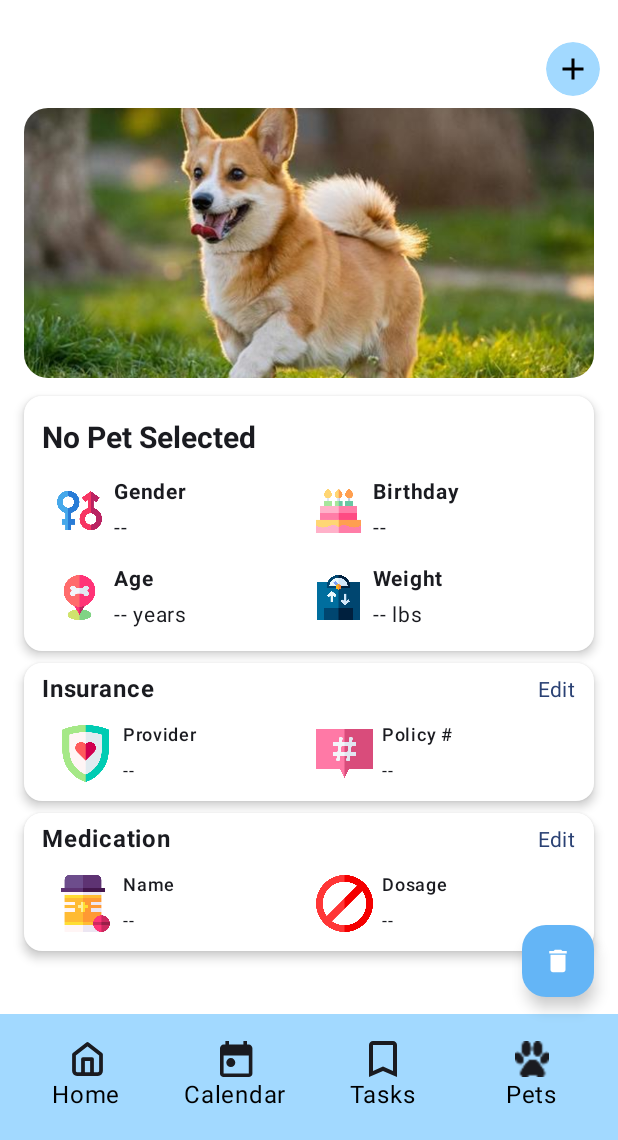
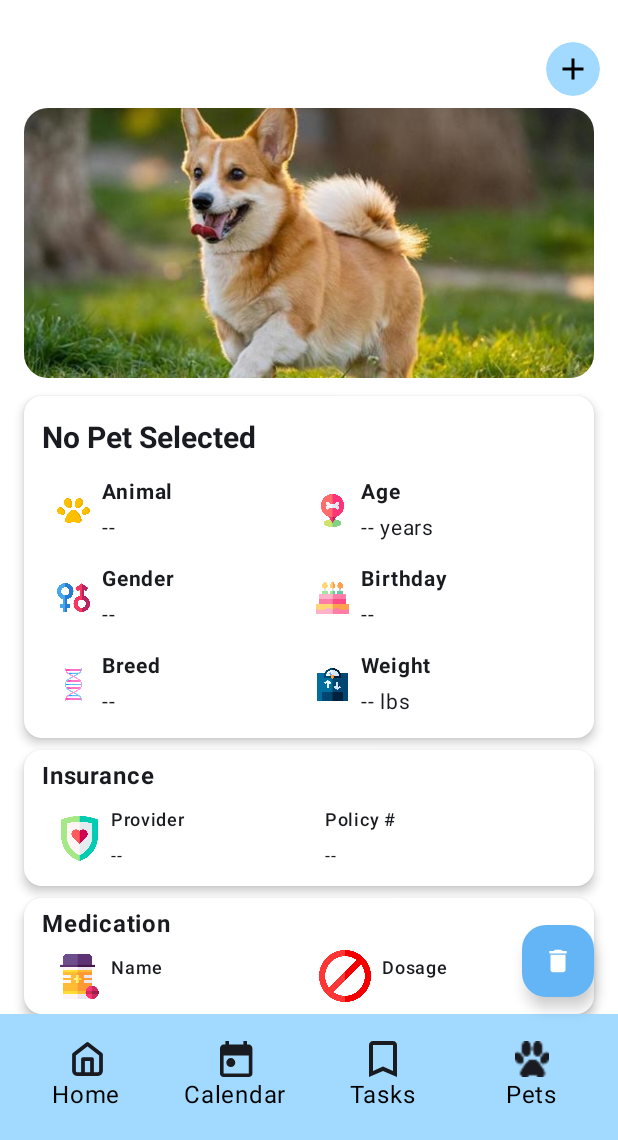
Before and after one commit to soham06/team08-PetPal, an Android app built with Jetpack Compose: the screen it shows after launch (MainActivity), on a phone screen of 412 x 824 dp, the part 96-1236 px from its top. Run offline under Robolectric (Android 15) with nearby library versions, the phone set to English and light mode, and no system bars.

Commit message:
additional pet information fields added

```diff
--- a/client/app/src/main/java/com/cs446/petpal/viewmodels/PetspageViewModel.kt
+++ b/client/app/src/main/java/com/cs446/petpal/viewmodels/PetspageViewModel.kt
@@ -30,7 +30,6 @@ class PetspageViewModel : ViewModel() {
     private val _selectedPet = MutableStateFlow<Pet?>(null)
     val selectedPet: StateFlow<Pet?> = _selectedPet
 
-    // -- Existing fetchPetsFromServer (unchanged) --
     fun fetchPetsFromServer(userId: String) {
         viewModelScope.launch(Dispatchers.IO) {
             try {
@@ -89,7 +88,6 @@ class PetspageViewModel : ViewModel() {
         }
     }
 
-    // -- Existing createPetForUser (unchanged) --
     fun createPetForUser(
         name: String,
         animal: String,
@@ -165,7 +163,6 @@ class PetspageViewModel : ViewModel() {
         }
     }
 
-    // -- NEW: updatePetForUser function --
     fun updatePetForUser(
         petId: String,
         name: String,
@@ -245,8 +242,6 @@ class PetspageViewModel : ViewModel() {
             onResult(success, updatedPet)
         }
     }
-
-
     fun selectPet(petId: String) {
         _selectedPet.value = _petsList.value.find { it.petId == petId }
     }
--- a/client/app/src/main/java/com/cs446/petpal/views/PetsPageView.kt
+++ b/client/app/src/main/java/com/cs446/petpal/views/PetsPageView.kt
@@ -31,14 +31,14 @@ fun PetsPageView(
     petspageViewModel: PetspageViewModel = viewModel(),
     navController: NavController
 ) {
-    // 1) Collect the flows from the ViewModel
+    //Collect the flows from the ViewModel
     val pets by petspageViewModel.petsList.collectAsState()
     val selectedPet by petspageViewModel.selectedPet.collectAsState()
 
     // Hardcoded user ID for now
     val testUserID = "CgL0tQ81vTFMGn2DyA9M"
 
-    // 2) Trigger network fetch once on screen load
+    //Trigger network fetch once on screen load
     LaunchedEffect(Unit) {
         petspageViewModel.fetchPetsFromServer(testUserID)
     }
@@ -75,8 +75,6 @@ fun PetsPageView(
                         .fillMaxWidth()
                         .padding(horizontal = 16.dp)
                 ) {
-                    // NEW: Use the pet's custom profile pic if a pet is selected,
-                    // otherwise fallback to profile_pic_main.
                     Image(
                         painter = painterResource(
                             id = if (petToShow != null) getPetProfilePic(petToShow.name.value)
@@ -93,22 +91,18 @@ fun PetsPageView(
 
                 Spacer(modifier = Modifier.height(12.dp))
 
-                // Pet Info Card (with "Edit" text)
+                // Pet Info Card
                 PetInfoCard(petToShow = petToShow, petspageViewModel = petspageViewModel)
 
                 Spacer(modifier = Modifier.height(8.dp))
 
                 // Insurance Info Card
-                InsuranceInfoCard(petToShow) {
-                    // Handle insurance edit if needed
-                }
+                InsuranceInfoCard(petToShow)
 
                 Spacer(modifier = Modifier.height(8.dp))
 
                 // Medication Info Card
-                MedicationInfoCard(petToShow) {
-                    // Handle medication edit if needed
-                }
+                MedicationInfoCard(petToShow)
             }
 
             // Bottom Bar
@@ -140,7 +134,7 @@ fun PetsPageView(
     }
 }
 
-// PetInfoCard with "Edit" text remains as before
+// PetInfoCard
 @Composable
 fun PetInfoCard(
     petToShow: Pet?,
@@ -193,13 +187,15 @@ fun PetInfoCard(
                     modifier = Modifier.weight(1f),
                     verticalArrangement = Arrangement.spacedBy(10.dp)
                 ) {
+                    PetInfoRow("Animal", petToShow?.animal ?: "--", "animal_icon")
                     PetInfoRow("Gender", petToShow?.gender?.value ?: "--", "gender_icon")
-                    PetInfoRow("Age", "${petToShow?.age?.value ?: "--"} years", "calendar_icon")
+                    PetInfoRow("Breed", petToShow?.breed ?: "--", "breed_icon")
                 }
                 Column(
                     modifier = Modifier.weight(1f),
                     verticalArrangement = Arrangement.spacedBy(10.dp)
                 ) {
+                    PetInfoRow("Age", "${petToShow?.age?.value ?: "--"} years", "calendar_icon")
                     PetInfoRow("Birthday", petToShow?.birthday ?: "--", "birthday_icon")
                     PetInfoRow("Weight", "${petToShow?.weight?.value ?: "--"} lbs", "weight_icon")
                 }
@@ -293,7 +289,7 @@ fun PetInfoRow(label: String, value: String, iconRes: String) {
             painter = painterResource(id = getIconPlaceholder(iconRes)),
             contentDescription = label,
             modifier = Modifier
-                .size(38.dp)
+                .size(30.dp)
                 .padding(end = 8.dp),
             contentScale = ContentScale.Fit
         )
@@ -308,7 +304,6 @@ fun PetInfoRow(label: String, value: String, iconRes: String) {
 @Composable
 fun InsuranceInfoCard(
     pet: Pet?,
-    onEditClick: () -> Unit
 ) {
     Card(
         modifier = Modifier
@@ -329,11 +324,6 @@ fun InsuranceInfoCard(
                     text = "Insurance",
                     style = MaterialTheme.typography.bodyLarge.copy(fontWeight = FontWeight.Bold)
                 )
-                Text(
-                    text = "Edit",
-                    style = MaterialTheme.typography.bodyMedium.copy(color = MaterialTheme.colorScheme.primary),
-                    modifier = Modifier.clickable { onEditClick() }
-                )
             }
 
             Spacer(modifier = Modifier.height(8.dp))
@@ -352,7 +342,7 @@ fun InsuranceInfoCard(
                         Image(
                             painter = painterResource(id = getIconPlaceholder("insurance_icon")),
                             contentDescription = "Provider",
-                            modifier = Modifier.size(38.dp),
+                            modifier = Modifier.size(30.dp),
                             contentScale = ContentScale.Fit
                         )
                         Spacer(modifier = Modifier.width(6.dp))
@@ -370,7 +360,7 @@ fun InsuranceInfoCard(
                         Image(
                             painter = painterResource(id = getIconPlaceholder("policy_icon")),
                             contentDescription = "Policy #",
-                            modifier = Modifier.size(38.dp),
+                            modifier = Modifier.size(0.dp),
                             contentScale = ContentScale.Fit
                         )
                         Spacer(modifier = Modifier.width(6.dp))
@@ -389,7 +379,6 @@ fun InsuranceInfoCard(
 @Composable
 fun MedicationInfoCard(
     pet: Pet?,
-    onEditClick: () -> Unit
 ) {
     Card(
         modifier = Modifier
@@ -410,11 +399,6 @@ fun MedicationInfoCard(
                     text = "Medication",
                     style = MaterialTheme.typography.bodyLarge.copy(fontWeight = FontWeight.Bold)
                 )
-                Text(
-                    text = "Edit",
-                    style = MaterialTheme.typography.bodyMedium.copy(color = MaterialTheme.colorScheme.primary),
-                    modifier = Modifier.clickable { onEditClick() }
-                )
             }
 
             Spacer(modifier = Modifier.height(8.dp))
@@ -433,7 +417,7 @@ fun MedicationInfoCard(
                         Image(
                             painter = painterResource(id = getIconPlaceholder("medication_icon")),
                             contentDescription = "Medication Name",
-                            modifier = Modifier.size(38.dp),
+                            modifier = Modifier.size(30.dp),
                             contentScale = ContentScale.Fit
                         )
                         Spacer(modifier = Modifier.width(6.dp))
@@ -473,6 +457,8 @@ fun getIconPlaceholder(iconName: String): Int {
         "calendar_icon" -> R.drawable.ic_age
         "birthday_icon" -> R.drawable.ic_birthday
         "weight_icon" -> R.drawable.ic_weight
+        "animal_icon" -> R.drawable.ic_animal
+        "breed_icon" -> R.drawable.ic_breed
         "insurance_icon" -> R.drawable.ic_insurance
         "policy_icon" -> R.drawable.ic_policy
         "medication_icon" -> R.drawable.ic_medication
```
Also changed, not shown: client/app/src/main/res/drawable/ic_animal.png (added), client/app/src/main/res/drawable/ic_breed.png (added).
